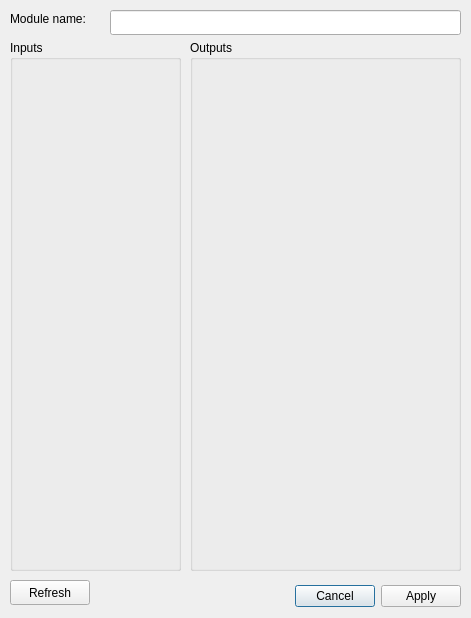
Old version of the form ui/modules/mtbunisconfig.ui in the repository kmzbrnoI/mtb-config-tool.
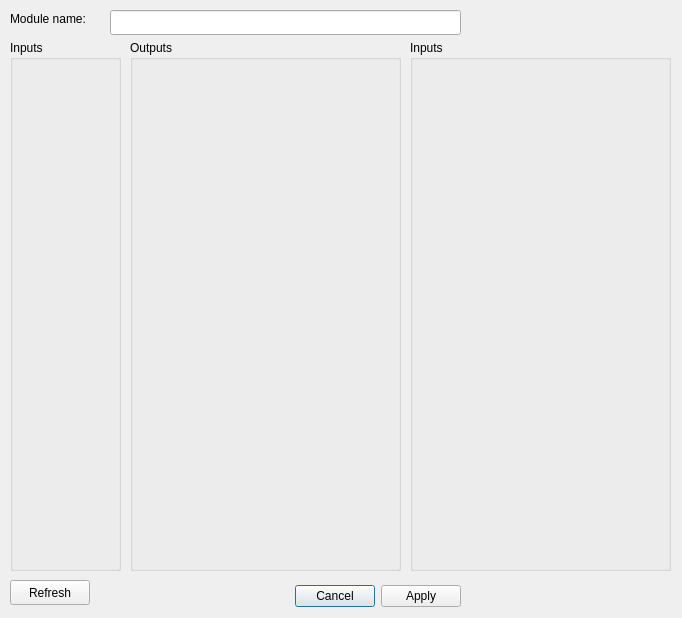
New version of the form.

The edit to the form file:
```diff
--- a/ui/modules/mtbunisconfig.ui
+++ b/ui/modules/mtbunisconfig.ui
@@ -6,7 +6,7 @@
    <rect>
     <x>0</x>
     <y>0</y>
-    <width>471</width>
+    <width>682</width>
     <height>618</height>
    </rect>
   </property>
@@ -60,7 +60,7 @@
     <rect>
      <x>10</x>
      <y>40</y>
-     <width>171</width>
+     <width>111</width>
      <height>531</height>
     </rect>
    </property>
@@ -78,7 +78,7 @@
      <rect>
       <x>10</x>
       <y>30</y>
-      <width>151</width>
+      <width>91</width>
       <height>491</height>
      </rect>
     </property>
@@ -88,7 +88,7 @@
   <widget class="QGroupBox" name="gb_outputs">
    <property name="geometry">
     <rect>
-     <x>190</x>
+     <x>130</x>
      <y>40</y>
      <width>271</width>
      <height>531</height>
@@ -122,6 +122,36 @@
     <string>Refresh</string>
    </property>
   </widget>
+  <widget class="QGroupBox" name="gb_servos">
+   <property name="geometry">
+    <rect>
+     <x>410</x>
+     <y>40</y>
+     <width>261</width>
+     <height>531</height>
+    </rect>
+   </property>
+   <property name="sizePolicy">
+    <sizepolicy hsizetype="Preferred" vsizetype="Preferred">
+     <horstretch>0</horstretch>
+     <verstretch>0</verstretch>
+    </sizepolicy>
+   </property>
+   <property name="title">
+    <string>Inputs</string>
+   </property>
+   <widget class="QWidget" name="gridLayoutWidget_3">
+    <property name="geometry">
+     <rect>
+      <x>10</x>
+      <y>30</y>
+      <width>241</width>
+      <height>491</height>
+     </rect>
+    </property>
+    <layout class="QGridLayout" name="gl_servos"/>
+   </widget>
+  </widget>
  </widget>
  <resources/>
  <connections>
```
